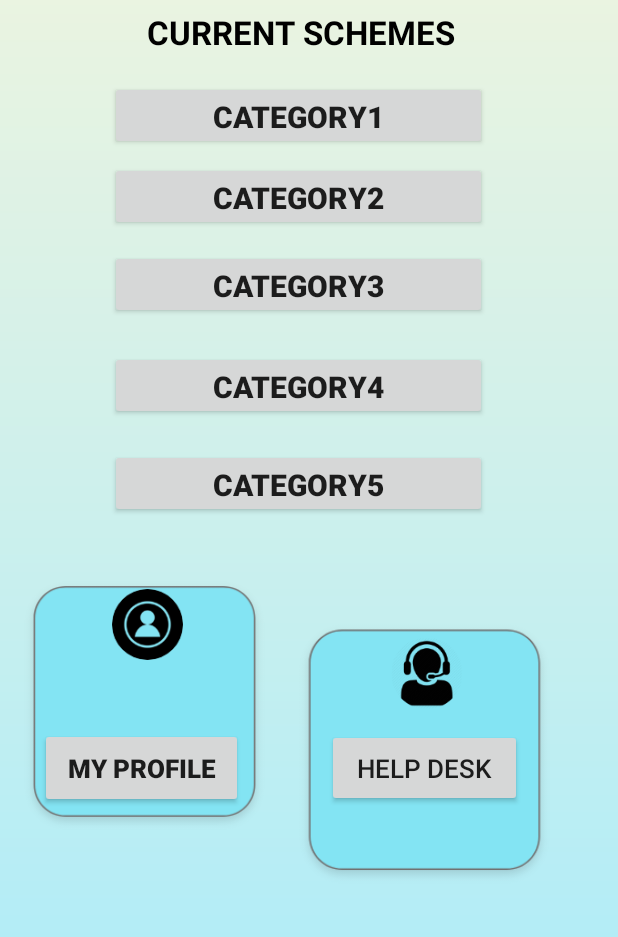
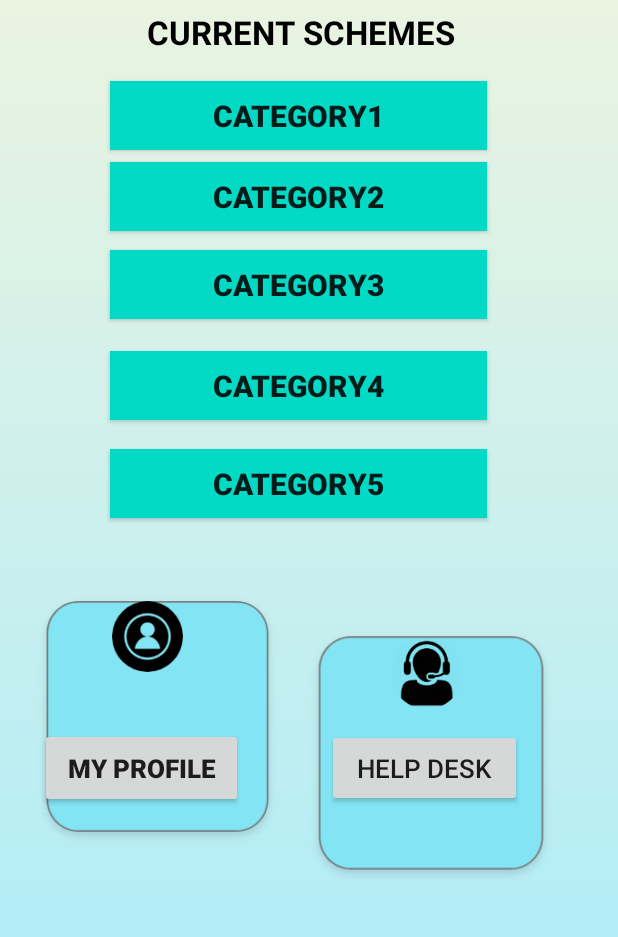
Before and after one commit to SakshiAgarwal7/SG295_THE_FRONTLINERS, an Android app: the userhomepage screen opened directly, with no data from a screen before it, on a phone screen of 412 x 824 dp, the part 192-1129 px from its top. Run offline under Robolectric (Android 15) with nearby library versions, the phone set to English and light mode, and no system bars.

Commit message:
todays final submission

```diff
--- a/app/src/main/res/layout/activity_userhomepage.xml
+++ b/app/src/main/res/layout/activity_userhomepage.xml
@@ -17,6 +17,7 @@
         android:layout_marginEnd="8dp"
         android:layout_marginRight="8dp"
         android:text="CATEGORY5"
+        android:background="@color/colorAccent"
         android:textSize="20sp"
         android:textStyle="bold"
         app:layout_constraintBottom_toBottomOf="parent"
@@ -36,6 +37,7 @@
         android:layout_marginEnd="8dp"
         android:layout_marginRight="8dp"
         android:text="CATEGORY4"
+        android:background="@color/colorAccent"
         android:textSize="20sp"
         android:textStyle="bold"
         app:layout_constraintBottom_toBottomOf="parent"
@@ -59,7 +61,7 @@
         app:layout_constraintHorizontal_bias="1.0"
         app:layout_constraintStart_toStartOf="parent"
         app:layout_constraintTop_toBottomOf="@+id/button3"
-        app:layout_constraintVertical_bias="0.515"
+        app:layout_constraintVertical_bias="0.551"
         app:srcCompat="@drawable/path" />
 
     <Button
@@ -72,6 +74,7 @@
         android:layout_marginEnd="8dp"
         android:layout_marginRight="8dp"
         android:text="CATEGORY3"
+        android:background="@color/colorAccent"
         android:textSize="20sp"
         android:textStyle="bold"
         app:layout_constraintBottom_toBottomOf="parent"
@@ -91,6 +94,7 @@
         android:layout_marginEnd="8dp"
         android:layout_marginRight="8dp"
         android:text="CATEGORY2"
+        android:background="@color/colorAccent"
         android:textSize="20sp"
         android:textStyle="bold"
         app:layout_constraintEnd_toEndOf="parent"
@@ -158,6 +162,7 @@
         android:layout_marginEnd="8dp"
         android:layout_marginRight="8dp"
         android:text="CATEGORY1"
+        android:background="@color/colorAccent"
         android:textSize="20sp"
         android:textStyle="bold"
         app:layout_constraintEnd_toEndOf="parent"
@@ -167,8 +172,8 @@
 
     <ImageView
         android:id="@+id/imageView2"
-        android:layout_width="186dp"
-        android:layout_height="179dp"
+        android:layout_width="177dp"
+        android:layout_height="174dp"
         android:layout_marginEnd="36dp"
         android:layout_marginRight="36dp"
         app:layout_constraintBottom_toBottomOf="parent"
```
Also changed, not shown: app/src/main/res/drawable-hdpi/_ellipse.png (deleted), app/src/main/res/drawable-hdpi/_path.png (deleted), app/src/main/res/drawable-hdpi/applied.png (deleted), app/src/main/res/drawable-hdpi/helpdesk (2).jpeg (deleted).
